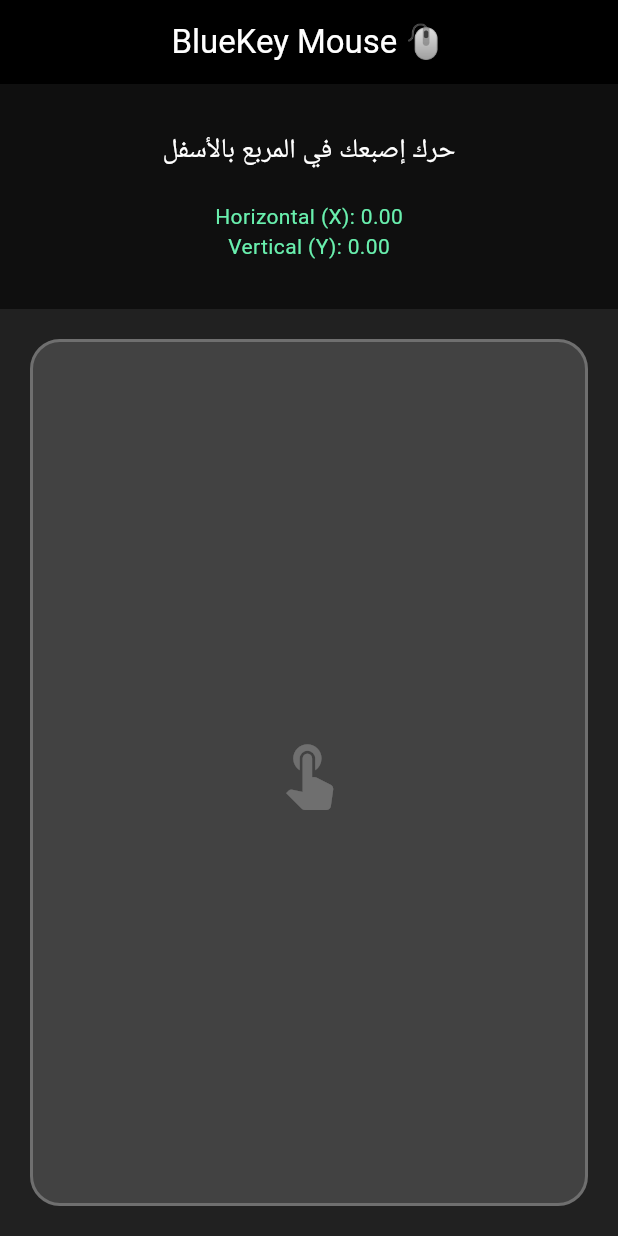
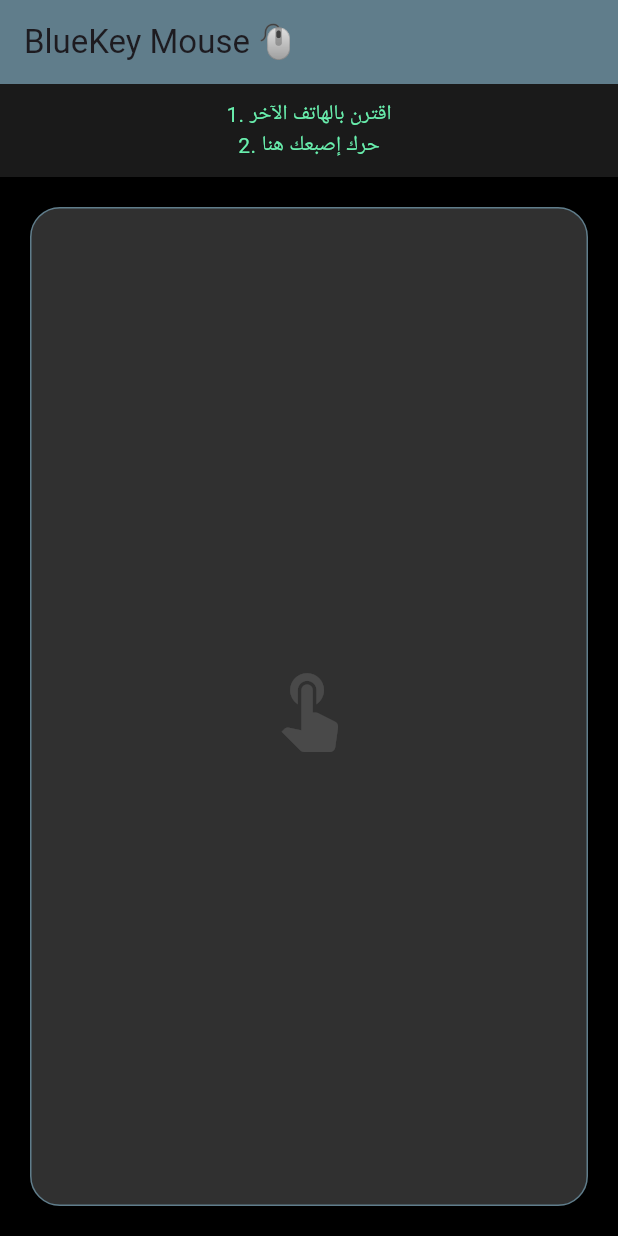
Before and after one commit to madeenomr/blue_key, a Flutter app: the screen it shows after launch, on a phone screen of 412 x 824 dp. Run offline on Flutter 3.47's test engine with Material 3 defaults, Android fonts, the phone set to English and light mode, and no system bars; our stand-ins replace permission_handler.

Commit message:
Update main.dart

```diff
--- a/lib/main.dart
+++ b/lib/main.dart
@@ -1,81 +1,84 @@
 import 'package:flutter/material.dart';
+import 'package:flutter/services.dart';
+import 'package:permission_handler/permission_handler.dart';
 
 void main() {
-  runApp(const MaterialApp(home: MousePadScreen()));
+  runApp(const MaterialApp(home: MouseScreen()));
 }
 
-class MousePadScreen extends StatefulWidget {
-  const MousePadScreen({super.key});
-
+class MouseScreen extends StatefulWidget {
+  const MouseScreen({super.key});
   @override
-  State<MousePadScreen> createState() => _MousePadScreenState();
+  State<MouseScreen> createState() => _MouseScreenState();
 }
 
-class _MousePadScreenState extends State<MousePadScreen> {
-  // متغيرات لحفظ حركة الإصبع وعرضها على الشاشة للتجربة
-  double moveX = 0;
-  double moveY = 0;
-  String status = "حرك إصبعك في المربع بالأسفل";
+class _MouseScreenState extends State<MouseScreen> {
+  static const platform = MethodChannel('com.example.blue_key/bluetooth');
+  String status = "1. اقترن بالهاتف الآخر\n2. حرك إصبعك هنا";
+
+  // طلب الأذونات عند التشغيل
+  @override
+  void initState() {
+    super.initState();
+    requestPermissions();
+  }
+
+  Future<void> requestPermissions() async {
+    await [
+      Permission.bluetooth,
+      Permission.bluetoothConnect,
+      Permission.bluetoothAdvertise
+    ].request();
+  }
+
+  // دالة إرسال الحركة للكود الأصلي
+  void sendMove(double x, double y) {
+    // تقليل الحساسية قليلاً وإرسالها كأرقام صحيحة
+    int dx = (x * 2.5).toInt(); // سرعة الماوس
+    int dy = (y * 2.5).toInt();
+
+    // إرسال فقط إذا كانت هناك حركة فعلية
+    if (dx != 0 || dy != 0) {
+      platform.invokeMethod('sendMouse', {
+        "dx": dx,
+        "dy": dy,
+        "left": false, // سنبرمج الأزرار لاحقاً
+        "right": false
+      }).catchError((e) {
+        // تجاهل الأخطاء لعدم إزعاج المستخدم
+      });
+    }
+  }
 
   @override
   Widget build(BuildContext context) {
     return Scaffold(
-      backgroundColor: Colors.grey[900], // خلفية داكنة
-      appBar: AppBar(
-        title: const Text("BlueKey Mouse 🖱️", style: TextStyle(color: Colors.white)),
-        backgroundColor: Colors.black,
-        centerTitle: true,
-      ),
+      backgroundColor: Colors.black,
+      appBar: AppBar(title: const Text("BlueKey Mouse 🖱️"), backgroundColor: Colors.blueGrey),
       body: Column(
         children: [
-          // شاشة عرض المعلومات (مؤقتة للتأكد أن اللمس يعمل)
           Container(
-            padding: const EdgeInsets.all(20),
-            height: 150,
+            padding: const EdgeInsets.all(10),
+            color: Colors.white10,
             width: double.infinity,
-            color: Colors.black54,
-            child: Column(
-              mainAxisAlignment: MainAxisAlignment.center,
-              children: [
-                Text(status, style: const TextStyle(color: Colors.white, fontSize: 18)),
-                const SizedBox(height: 20),
-                Text("Horizontal (X): ${moveX.toStringAsFixed(2)}", style: const TextStyle(color: Colors.greenAccent)),
-                Text("Vertical (Y): ${moveY.toStringAsFixed(2)}", style: const TextStyle(color: Colors.greenAccent)),
-              ],
-            ),
+            child: Text(status, style: const TextStyle(color: Colors.greenAccent), textAlign: TextAlign.center),
           ),
-
-          // منطقة الماوس (Trackpad Area)
           Expanded(
             child: Container(
               margin: const EdgeInsets.all(20),
               decoration: BoxDecoration(
-                color: Colors.grey[800],
+                color: Colors.grey[850],
                 borderRadius: BorderRadius.circular(20),
-                border: Border.all(color: Colors.white24, width: 2),
+                border: Border.all(color: Colors.blueGrey),
               ),
-              // هنا السحر: كاشف الحركة
               child: GestureDetector(
-                // هذه الدالة تعمل عندما تحرك إصبعك (Dragging)
                 onPanUpdate: (details) {
-                  setState(() {
-                    // details.delta تعطينا الفرق في الحركة منذ آخر لحظة
-                    moveX = details.delta.dx;
-                    moveY = details.delta.dy;
-                    status = "جاري التحريك...";
-                    // ملاحظة: هنا مستقبلاً سنضع كود إرسال البلوتوث
-                  });
+                  sendMove(details.delta.dx, details.delta.dy);
+                  setState(() => status = "جاري الإرسال...");
                 },
-                // هذه الدالة تعمل عندما ترفع إصبعك
-                onPanEnd: (details) {
-                  setState(() {
-                    moveX = 0;
-                    moveY = 0;
-                    status = "توقف التحريك";
-                  });
-                },
+                onPanEnd: (details) => setState(() => status = "متصل - جاهز"),
                 child: const Center(
-                  child: Icon(Icons.touch_app, size: 50, color: Colors.white24),
+                  child: Icon(Icons.touch_app, size: 60, color: Colors.white12),
                 ),
               ),
             ),
```
